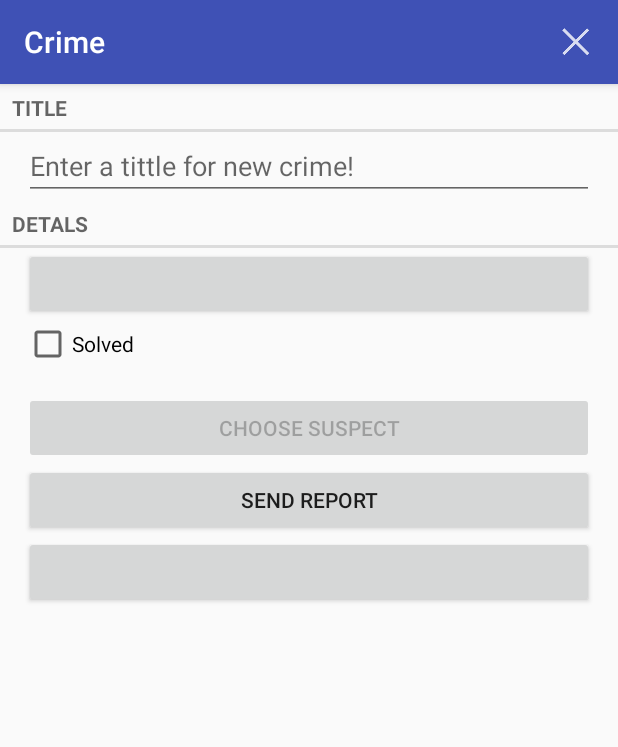
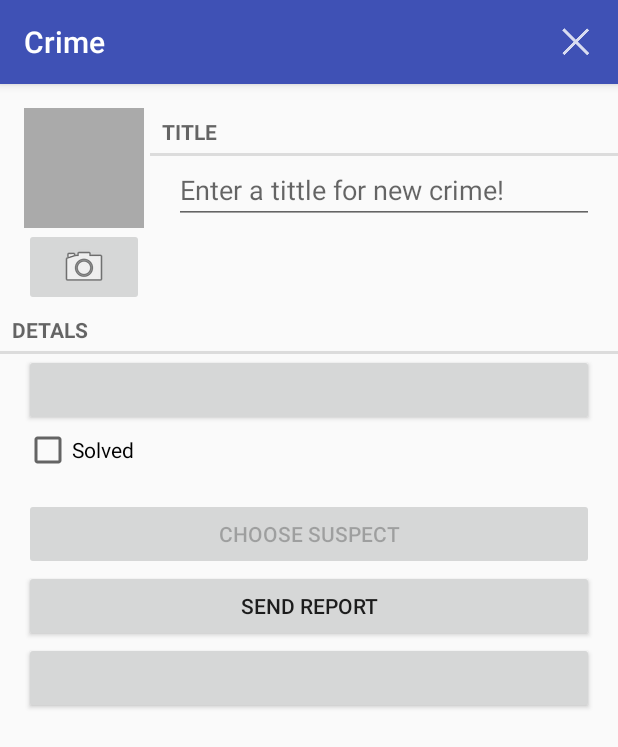
Before and after one commit to abbath0767/CriminalIntent, an Android app: the fragment CrimeFragment placed in its activity, on a phone screen of 412 x 824 dp. Shown: the top 747 px of the screen. Run offline under Robolectric (Android 15) with nearby library versions, the light colour scheme and no system bars; 11 statements that could not run were skipped.

Commit message:
add photo function, image view with this photo, and photo dialog

```diff
--- a/app/src/main/AndroidManifest.xml
+++ b/app/src/main/AndroidManifest.xml
@@ -3,6 +3,10 @@
     package="com.rmr.ngusarov.criminalintent" >
 
     <uses-permission android:name="android.permission.READ_CONTACTS" />
+    <uses-permission android:name="android.permission.READ_EXTERNAL_STORAGE"
+                     android:maxSdkVersion="18"/>
+    <uses-feature android:name="android.hardware.camera"
+                  android:required="false"/>
 
     <application
         android:allowBackup="true"
--- a/app/src/main/java/com/rmr/ngusarov/criminalintent/Crime.java
+++ b/app/src/main/java/com/rmr/ngusarov/criminalintent/Crime.java
@@ -19,6 +19,10 @@ public class Crime {
     public Crime(UUID uuid) {
         mId = uuid;
         mDate = new Date();
+    }
+
+    public String getPhotoFilename() {
+        return "IMG_" + getId().toString() + ".jpg";
     }
 
     public Date getDate() {return mDate;}
--- a/app/src/main/java/com/rmr/ngusarov/criminalintent/CrimeFragment.java
+++ b/app/src/main/java/com/rmr/ngusarov/criminalintent/CrimeFragment.java
@@ -8,10 +8,12 @@ import android.app.FragmentManager;
 import android.content.Intent;
 import android.content.pm.PackageManager;
 import android.database.Cursor;
+import android.graphics.Bitmap;
 import android.net.Uri;
 import android.os.Build;
 import android.os.Bundle;
 import android.provider.ContactsContract;
+import android.provider.MediaStore;
 import android.support.annotation.NonNull;
 import android.support.v4.app.NavUtils;
 import android.support.v4.app.ShareCompat;
@@ -30,8 +32,11 @@ import android.widget.Button;
 import android.widget.CheckBox;
 import android.widget.CompoundButton;
 import android.widget.EditText;
+import android.widget.ImageButton;
+import android.widget.ImageView;
 import android.widget.Toast;
 
+import java.io.File;
 import java.text.SimpleDateFormat;
 import java.util.Date;
 import java.util.UUID;
@@ -43,6 +48,7 @@ public class CrimeFragment extends Fragment {
     public static final String DIALOG_DATE = "date";
     public static final int REQUEST_DATE = 0;
     public static final int REQUEST_CONTACT = 1;
+    public static final int REQUEST_PHOTO = 3;
     private Uri uriContact;
     private String contactID;
 
@@ -52,7 +58,10 @@ public class CrimeFragment extends Fragment {
     private Button mReportButton;
     private Button mSuspectButton;
     private Button mCallButton;
+    private ImageButton mPhotoButton;
+    private ImageView mPhotoView;
     private Crime mCrime;
+    private File mPhotoFile;
 
     @Override
     public void onCreate(Bundle savedInstanceState) {
@@ -63,9 +72,9 @@ public class CrimeFragment extends Fragment {
 
         UUID crimeId = (UUID)getArguments().getSerializable(EXTRA_CRIME_ID);
         mCrime = CrimeLab.get(getActivity()).getCrime(crimeId);
+        mPhotoFile = CrimeLab.get(getActivity()).getPhotoFile(mCrime);
 
         setHasOptionsMenu(true);
-
     }
 
     @Override
@@ -158,7 +167,7 @@ public class CrimeFragment extends Fragment {
         if (mCrime.getPhone() == null)
             mCallButton.setVisibility(View.INVISIBLE);
         else {
-            mCallButton.setText(getString(R.string.crime_call_text) + mCrime.getPhone());
+            mCallButton.setText(getString(R.string.crime_call_text) + " " + mCrime.getPhone());
             mCallButton.setVisibility(View.VISIBLE);
         }
         mCallButton.setOnClickListener(new View.OnClickListener() {
@@ -167,6 +176,34 @@ public class CrimeFragment extends Fragment {
                 String uri = "tel:" + mCrime.getPhone();
                 Intent intent = new Intent(Intent.ACTION_DIAL, Uri.parse(uri));
                 startActivity(intent);
+            }
+        });
+
+        mPhotoButton = (ImageButton) v.findViewById(R.id.crime_camera_image_button);
+        final Intent captureImage = new Intent(MediaStore.ACTION_IMAGE_CAPTURE);
+        boolean canTakePhoto = mPhotoFile != null && captureImage.resolveActivity(packageManager) != null;
+        mPhotoButton.setEnabled(canTakePhoto);
+
+        if (canTakePhoto) {
+            Uri uri = Uri.fromFile(mPhotoFile);
+            captureImage.putExtra(MediaStore.EXTRA_OUTPUT, uri);
+        }
+
+        mPhotoButton.setOnClickListener(new View.OnClickListener() {
+            @Override
+            public void onClick(View v) {
+                startActivityForResult(captureImage, REQUEST_PHOTO);
+            }
+        });
+
+        mPhotoView = (ImageView) v.findViewById(R.id.crime_photo_image_view);
+        updatePhotoView();
+        mPhotoView.setOnClickListener(new View.OnClickListener() {
+            @Override
+            public void onClick(View v) {
+                FragmentManager fm = getChildFragmentManager();
+                PictureFragment fragment = PictureFragment.newInstance(mPhotoFile.getPath());
+                fragment.show(fm, "myDialog");
             }
         });
 
@@ -207,12 +244,24 @@ public class CrimeFragment extends Fragment {
             Log.d(CrimeListFragment.TAG, "new phone = " + phone);
             mCrime.setPhone(phone);
             if (phone != null) {
-                mCallButton.setText(getString(R.string.crime_call_text) + phone);
+                mCallButton.setText(getString(R.string.crime_call_text) + " " + phone);
                 mCallButton.setVisibility(View.VISIBLE);
             } else {
                 mCallButton.setText("");
                 mCallButton.setVisibility(View.INVISIBLE);
             }
+        } else if (requestCode == REQUEST_PHOTO) {
+            updatePhotoView();
+        }
+
+    }
+
+    private void updatePhotoView() {
+        if (mPhotoFile == null || !mPhotoFile.exists())
+            mPhotoView.setImageDrawable(null);
+        else {
+            Bitmap bitmap = PictureUtils.getScaledBitmap(mPhotoFile.getPath(), getActivity());
+            mPhotoView.setImageBitmap(bitmap);
         }
 
     }
--- a/app/src/main/java/com/rmr/ngusarov/criminalintent/CrimeLab.java
+++ b/app/src/main/java/com/rmr/ngusarov/criminalintent/CrimeLab.java
@@ -4,11 +4,13 @@ import android.content.ContentValues;
 import android.content.Context;
 import android.database.Cursor;
 import android.database.sqlite.SQLiteDatabase;
+import android.os.Environment;
 
 import com.rmr.ngusarov.criminalintent.database.CrimeCursorWrapper;
 import com.rmr.ngusarov.criminalintent.database.CrimeDbHelper;
 import com.rmr.ngusarov.criminalintent.database.CrimeDbSchema.CrimeTable;
 
+import java.io.File;
 import java.util.ArrayList;
 import java.util.UUID;
 
@@ -16,6 +18,7 @@ public class CrimeLab {
     private static CrimeLab sCrimeLab;
     private Context mAppContext;
     private SQLiteDatabase mDataBase;
+//    private File mPhotoFile;
 
 
     private CrimeLab(Context appContext) {
@@ -106,4 +109,13 @@ public class CrimeLab {
         return content;
     }
 
+    public File getPhotoFile(Crime crime) {
+        File externalFileFirs = mAppContext.getExternalFilesDir(Environment.DIRECTORY_PICTURES);
+
+        if (externalFileFirs == null)
+            return null;
+
+        return new File(externalFileFirs, crime.getPhotoFilename());
+    }
+
 }
--- a/app/src/main/res/layout-land/fragment_crime.xml
+++ b/app/src/main/res/layout-land/fragment_crime.xml
@@ -4,19 +4,7 @@
               android:layout_height="match_parent"
               android:orientation="vertical">
 
-    <TextView
-        style="?android:listSeparatorTextViewStyle"
-        android:layout_width="match_parent"
-        android:layout_height="wrap_content"
-        android:text="@string/crime_tittle_label"/>
-
-    <EditText
-        android:id="@+id/crime_title"
-        android:layout_width="match_parent"
-        android:layout_height="wrap_content"
-        android:layout_marginLeft="16dp"
-        android:layout_marginRight="16dp"
-        android:hint="@string/crime_tittle_hint"/>
+    <include layout="@layout/view_camera_and_title"/>
 
     <TextView
         style="?android:listSeparatorTextViewStyle"
--- a/app/src/main/res/layout/fragment_crime.xml
+++ b/app/src/main/res/layout/fragment_crime.xml
@@ -5,19 +5,7 @@
     android:layout_height="match_parent"
     android:orientation="vertical">
 
-    <TextView
-        style="?android:listSeparatorTextViewStyle"
-        android:layout_width="match_parent"
-        android:layout_height="wrap_content"
-        android:text="@string/crime_tittle_label"/>
-
-    <EditText
-        android:id="@+id/crime_title"
-        android:layout_width="match_parent"
-        android:layout_height="wrap_content"
-        android:layout_marginLeft="16dp"
-        android:layout_marginRight="16dp"
-        android:hint="@string/crime_tittle_hint"/>
+    <include layout="@layout/view_camera_and_title"/>
 
     <TextView
         style="?android:listSeparatorTextViewStyle"
--- /dev/null
+++ b/app/src/main/res/layout/view_camera_and_title.xml
@@ -0,0 +1,51 @@
+<?xml version="1.0" encoding="utf-8"?>
+<LinearLayout xmlns:android="http://schemas.android.com/apk/res/android"
+              android:layout_width="match_parent"
+              android:layout_height="wrap_content"
+              android:layout_marginLeft="16dp"
+              android:layout_marginTop="16dp">
+
+    <LinearLayout
+        android:layout_width="wrap_content"
+        android:layout_height="wrap_content"
+        android:layout_marginRight="4dp"
+        android:orientation="vertical">
+
+        <ImageView
+            android:id="@+id/crime_photo_image_view"
+            android:layout_width="80dp"
+            android:layout_height="80dp"
+            android:background="@android:color/darker_gray"
+            android:cropToPadding="true"
+            android:scaleType="centerInside"/>
+
+        <ImageButton
+            android:id="@+id/crime_camera_image_button"
+            android:src="@android:drawable/ic_menu_camera"
+            android:layout_width="match_parent"
+            android:layout_height="wrap_content"/>
+    </LinearLayout>
+
+    <LinearLayout
+        android:layout_width="wrap_content"
+        android:layout_height="wrap_content"
+        android:orientation="vertical"
+        android:layout_weight="1">
+
+        <TextView
+            style="?android:listSeparatorTextViewStyle"
+            android:layout_width="match_parent"
+            android:layout_height="wrap_content"
+            android:text="@string/crime_tittle_label"/>
+
+        <EditText
+            android:id="@+id/crime_title"
+            android:layout_width="match_parent"
+            android:layout_height="wrap_content"
+            android:layout_marginLeft="16dp"
+            android:layout_marginRight="16dp"
+            android:hint="@string/crime_tittle_hint"/>
+
+    </LinearLayout>
+
+</LinearLayout>
```
Also changed, not shown: app/src/main/java/com/rmr/ngusarov/criminalintent/PictureFragment.java (added, +51 -0 lines), app/src/main/java/com/rmr/ngusarov/criminalintent/PictureUtils.java (added, +37 -0 lines), app/src/main/res/layout/dialog_photo.xml (added, +16 -0 lines).
